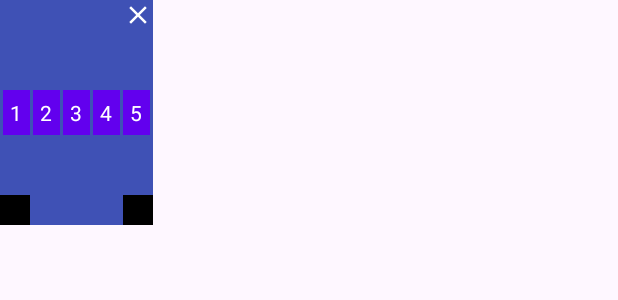
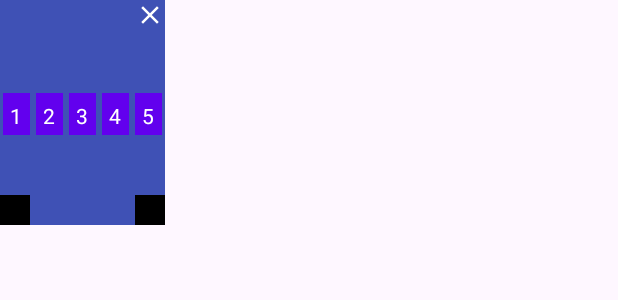
Before and after one commit to Asim-7/Resizing-Layout, an Android app: the layout floating_view.xml on its own in the app's theme, with its tools: preview values and no code run, on a phone screen of 412 x 824 dp. Shown: the top 300 px of the screen. Run offline under Robolectric (Android 15) with nearby library versions, the phone set to English and light mode, and no system bars.

```diff
--- a/app/src/main/res/layout/floating_view.xml
+++ b/app/src/main/res/layout/floating_view.xml
@@ -6,7 +6,7 @@
 
     <androidx.constraintlayout.widget.ConstraintLayout
         android:id="@+id/floatingView"
-        android:layout_width="102dp"
+        android:layout_width="110dp"
         android:layout_height="150dp"
         android:background="#3F51B5"
         app:layout_constraintBottom_toBottomOf="parent"
@@ -23,6 +23,7 @@
             app:layout_constraintTop_toTopOf="parent" />
 
         <LinearLayout
+            android:id="@+id/container"
             android:layout_width="0dp"
             android:layout_height="30dp"
             app:layout_constraintBottom_toBottomOf="parent"
@@ -31,46 +32,50 @@
             app:layout_constraintTop_toTopOf="parent">
 
             <TextView
+                android:id="@+id/text_one"
                 android:layout_width="18dp"
                 android:layout_height="30dp"
-                android:layout_marginStart="2dp"
+                android:layout_margin="2dp"
                 android:background="@color/design_default_color_primary"
                 android:gravity="center"
                 android:text="1"
                 android:textColor="@color/white" />
 
             <TextView
+                android:id="@+id/text_two"
                 android:layout_width="18dp"
                 android:layout_height="30dp"
-                android:layout_marginStart="2dp"
+                android:layout_margin="2dp"
                 android:background="@color/design_default_color_primary"
                 android:gravity="center"
                 android:text="2"
                 android:textColor="@color/white" />
 
             <TextView
+                android:id="@+id/text_three"
                 android:layout_width="18dp"
                 android:layout_height="30dp"
-                android:layout_marginStart="2dp"
+                android:layout_margin="2dp"
                 android:background="@color/design_default_color_primary"
                 android:gravity="center"
                 android:text="3"
                 android:textColor="@color/white" />
 
             <TextView
+                android:id="@+id/text_four"
                 android:layout_width="18dp"
                 android:layout_height="30dp"
-                android:layout_marginStart="2dp"
+                android:layout_margin="2dp"
                 android:background="@color/design_default_color_primary"
                 android:gravity="center"
                 android:text="4"
                 android:textColor="@color/white" />
 
             <TextView
+                android:id="@+id/text_five"
                 android:layout_width="18dp"
                 android:layout_height="30dp"
-                android:layout_marginStart="2dp"
-                android:layout_marginEnd="2dp"
+                android:layout_margin="2dp"
                 android:background="@color/design_default_color_primary"
                 android:gravity="center"
                 android:text="5"
```
Also changed, not shown: app/src/main/java/com/example/resizinglayout/ResizeListener.kt (+7 -3 lines), app/src/main/java/com/example/resizinglayout/ResizeUtil.kt (added, +41 -0 lines).
